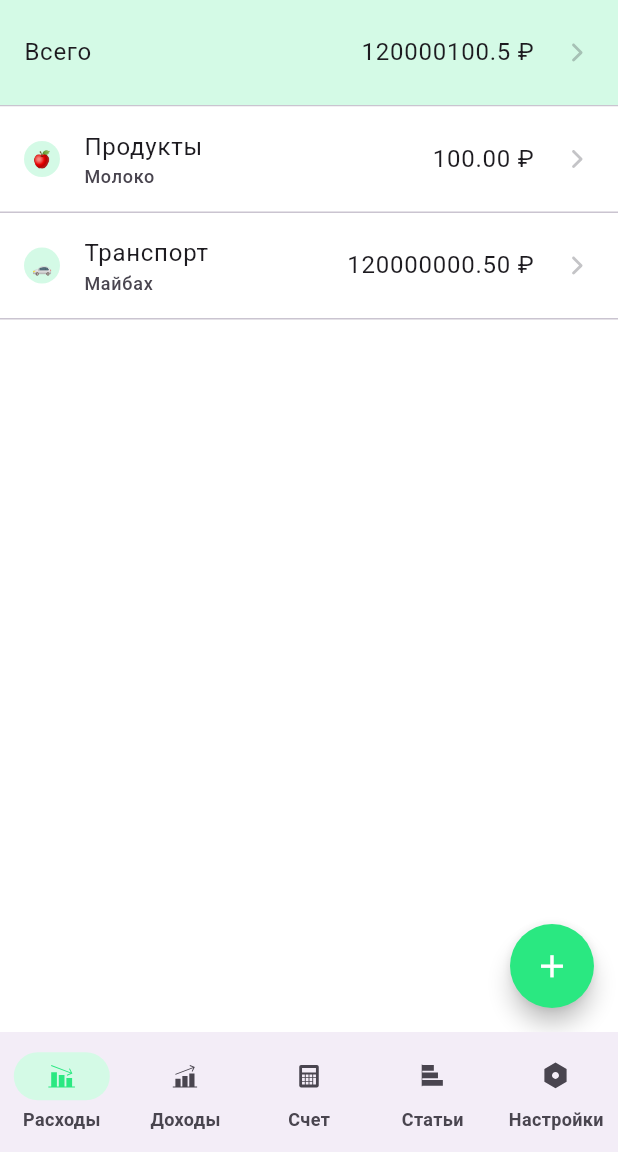
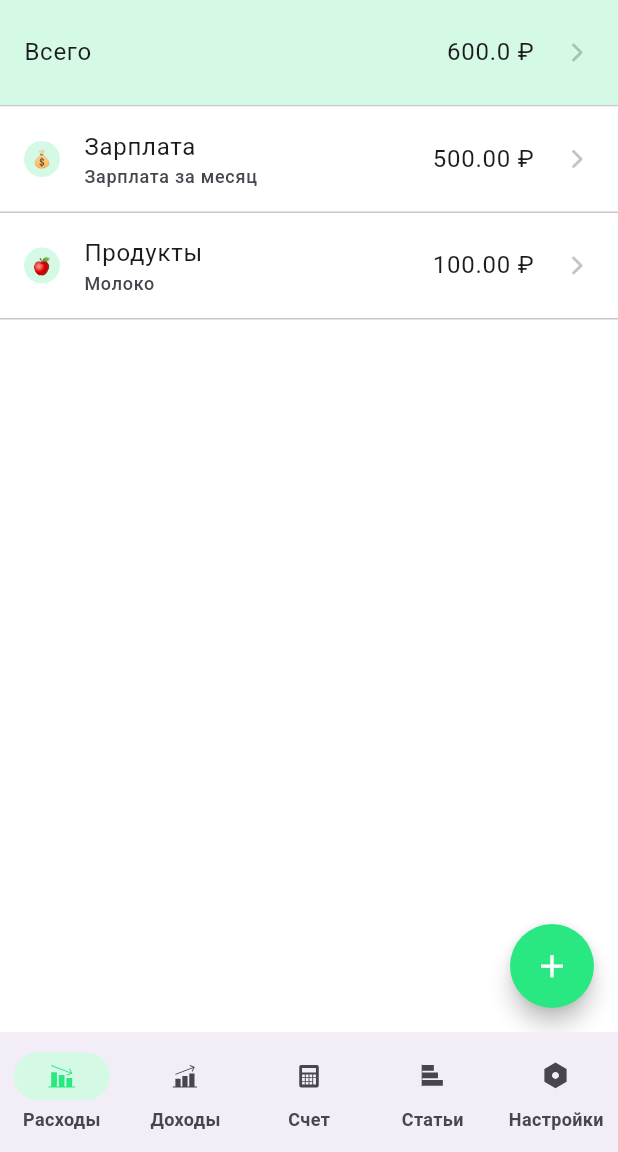
Before and after one commit to ParvizUmarov/finance_hunter_app, a Flutter app: the screen it shows after launch, on a phone screen of 412 x 824 dp, the part 84-1236 px from its top. Run offline on Flutter 3.47's test engine with Material 3 defaults, Android fonts, the light colour scheme and no system bars; our stand-ins replace flutter_bloc, flutter_svg, freezed_annotation, go_router, shimmer.

Commit message:
done logic of filtering transaction history by date

```diff
--- a/lib/core/utils/custom_date_formatter.dart
+++ b/lib/core/utils/custom_date_formatter.dart
@@ -8,7 +8,7 @@ class CustomDateFormatter {
     return inputFormat.format(date);
   }
 
-  static String formatDateWithYearAndMonth(DateTime date){
+  static String formatDateWithYearAndMonth(DateTime date) {
     return "${getMonthFromDateWithCapitalLetter(date.month)} ${date.year}";
   }
 
--- a/lib/features/cash_flow/data/repositories/transaction_repository_impl.dart
+++ b/lib/features/cash_flow/data/repositories/transaction_repository_impl.dart
@@ -5,6 +5,9 @@ import 'package:finance_hunter_app/features/cash_flow/data/data.dart';
 import 'package:finance_hunter_app/features/cash_flow/domain/domain.dart';
 
 class TransactionRepositoryTestImpl implements TransactionRepository {
+
+  final now = DateTime.now().toUtc().toIso8601String();
+
   @override
   Future<TransactionResponseModel> addTransaction(
     TransactionRequestBody requestBody,
@@ -35,7 +38,27 @@ class TransactionRepositoryTestImpl implements TransactionRepository {
   ) async {
     await Future.delayed(Duration(seconds: 2));
     final List<dynamic> jsonList = jsonDecode(_mockJson);
-    return jsonList.map((mock) => TransactionModel.fromJson(mock)).toList();
+    final allTransactions = jsonList
+        .map((mock) => TransactionModel.fromJson(mock))
+        .toList();
+
+    final start = requestBody.startDate;
+    final end = requestBody.endDate;
+
+    final filtered = allTransactions.where((tx) {
+      final date = tx.transactionDate;
+
+      if (start != null && end != null) {
+        return !date.isBefore(start) && !date.isAfter(end);
+      }
+
+      if (start != null) return !date.isBefore(start);
+      if (end != null) return !date.isAfter(end);
+
+      return true;
+    }).toList();
+
+    return filtered;
   }
 
   @override
@@ -67,7 +90,8 @@ class TransactionRepositoryTestImpl implements TransactionRepository {
     );
   }
 
-  static const String _mockJson = '''
+  String get _mockJson =>
+      '''
   [
     {
       "id": 25,
@@ -344,7 +368,7 @@ class TransactionRepositoryTestImpl implements TransactionRepository {
         "isIncome": true
       },
       "amount": "500.00",
-      "transactionDate": "2025-06-14T16:42:19.109Z",
+      "transactionDate": "$now",
       "comment": "Зарплата за месяц",
       "createdAt": "2025-04-16T15:36:04.028266Z",
       "updatedAt": "2025-06-14T16:42:22.370342Z"
@@ -444,7 +468,7 @@ class TransactionRepositoryTestImpl implements TransactionRepository {
         "isIncome": true
       },
       "amount": "500.00",
-      "transactionDate": "2025-06-15T11:55:38.922Z",
+      "transactionDate": "$now",
       "comment": null,
       "createdAt": "2025-06-15T14:17:59.885188Z",
       "updatedAt": "2025-06-15T14:17:59.885188Z"
@@ -464,7 +488,7 @@ class TransactionRepositoryTestImpl implements TransactionRepository {
         "isIncome": true
       },
       "amount": "500.00",
-      "transactionDate": "2025-06-16T20:48:43.652Z",
+      "transactionDate": "$now",
       "comment": "Зарплата за месяц",
       "createdAt": "2025-06-16T20:48:53.521813Z",
       "updatedAt": "2025-06-16T20:48:53.521813Z"
@@ -541,13 +565,33 @@ class TransactionRepositoryTestImpl implements TransactionRepository {
         "id": 1,
         "name": "Зарплата",
         "emoji": "💰",
-        "isIncome": true
+        "isIncome": false
       },
       "amount": "500.00",
-      "transactionDate": "2025-06-17T08:06:13.857Z",
+      "transactionDate": "$now",
       "comment": "Зарплата за месяц",
       "createdAt": "2025-06-17T08:10:30.406975Z",
       "updatedAt": "2025-06-17T08:10:30.406975Z"
+    },
+    {
+      "id": 69,
+      "account": {
+        "id": 1,
+        "name": "",
+        "balance": "-119970099.71",
+        "currency": "RUB"
+      },
+      "category": {
+        "id": 8,
+        "name": "Продукты",
+        "emoji": "🍎",
+        "isIncome": false
+      },
+      "amount": "100.00",
+      "transactionDate": "$now",
+      "comment": "Молоко",
+      "createdAt": "2025-06-16T21:45:18.135638Z",
+      "updatedAt": "2025-06-16T21:45:18.135638Z"
     }
   ]
   ''';
--- a/lib/ui_kit/theme/light_app_theme.dart
+++ b/lib/ui_kit/theme/light_app_theme.dart
@@ -95,6 +95,30 @@ class LightAppTheme {
           side: BorderSide(color: LightAppColors.brandColor),
         ),
       ),
+      datePickerTheme: DatePickerThemeData(
+        backgroundColor: LightAppColors.secondaryBrandColor,
+        dayForegroundColor: WidgetStateProperty.resolveWith<Color>((states) {
+          if (states.contains(WidgetState.disabled)) return Colors.grey;
+
+          return Colors.black;
+        }),
+        todayForegroundColor: WidgetStateProperty.resolveWith<Color>((states) {
+          return LightAppColors.onSurface;
+        }),
+        cancelButtonStyle: TextButton.styleFrom(
+          foregroundColor: LightAppColors.onSurface,
+          textStyle: AppTextStyles.base.labelLarge.copyWith(
+            fontWeight: FontWeight.w400,
+            color: LightAppColors.onSurface,
+          ),
+        ),
+        confirmButtonStyle: TextButton.styleFrom(
+          foregroundColor: LightAppColors.onSurface,
+          textStyle: AppTextStyles.base.labelLarge.copyWith(
+            color: LightAppColors.onSurface,
+          ),
+        ),
+      ),
       textSelectionTheme: const TextSelectionThemeData(
         cursorColor: LightAppColors.onSurface,
       ),
```
Also changed, not shown: lib/core/route/app_route.dart (+8 -3 lines), lib/features/cash_flow/data/models/transaction_date_filter.dart (+12 -17 lines), lib/features/cash_flow/presentation/cubit/transaction_cubit/transaction_cubit.dart (+23 -8 lines), lib/features/transaction_history/presentation/view/transaction_history_screen.dart (+10 -7 lines).
